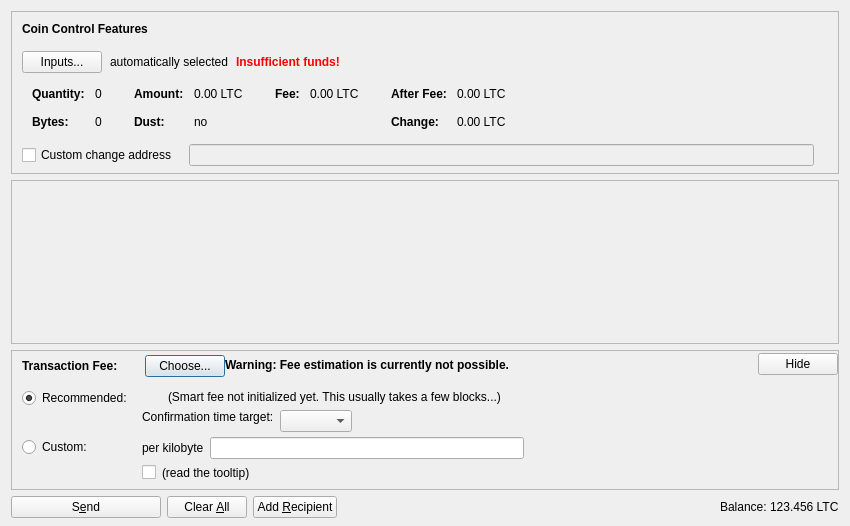
Qt form src/qt/forms/sendcoinsdialog.ui (Feliphegomez/dm-core-1.0.0) before a commit.
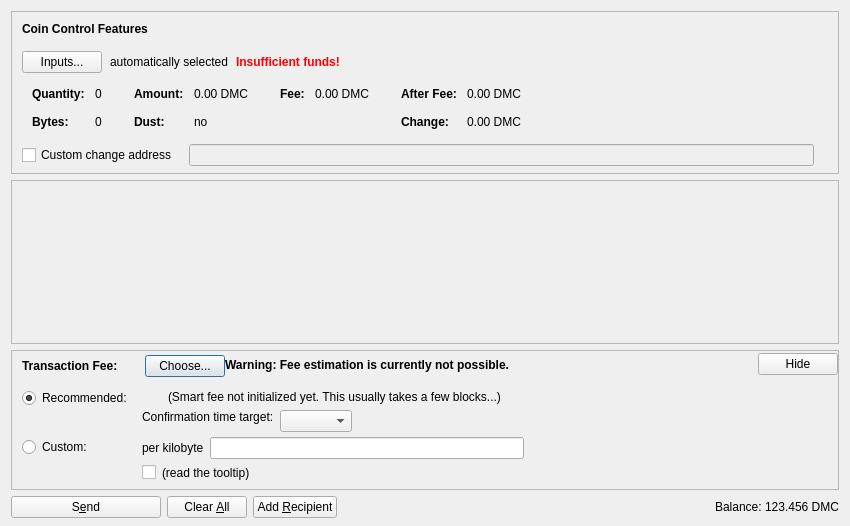
The same form after that commit. Icons and pictures are not drawn. Custom widgets are drawn as their Qt base class.

What changed in the file:
```diff
--- a/src/qt/forms/sendcoinsdialog.ui
+++ b/src/qt/forms/sendcoinsdialog.ui
@@ -324,7 +324,7 @@
                   <enum>Qt::ActionsContextMenu</enum>
                  </property>
                  <property name="text">
-                  <string notr="true">0.00 LTC</string>
+                  <string notr="true">0.00 DMC</string>
                  </property>
                  <property name="textInteractionFlags">
                   <set>Qt::LinksAccessibleByMouse|Qt::TextSelectableByKeyboard|Qt::TextSelectableByMouse</set>
@@ -404,7 +404,7 @@
                   <enum>Qt::ActionsContextMenu</enum>
                  </property>
                  <property name="text">
-                  <string notr="true">0.00 LTC</string>
+                  <string notr="true">0.00 DMC</string>
                  </property>
                  <property name="textInteractionFlags">
                   <set>Qt::LinksAccessibleByMouse|Qt::TextSelectableByKeyboard|Qt::TextSelectableByMouse</set>
@@ -455,7 +455,7 @@
                   <enum>Qt::ActionsContextMenu</enum>
                  </property>
                  <property name="text">
-                  <string notr="true">0.00 LTC</string>
+                  <string notr="true">0.00 DMC</string>
                  </property>
                  <property name="textInteractionFlags">
                   <set>Qt::LinksAccessibleByMouse|Qt::TextSelectableByKeyboard|Qt::TextSelectableByMouse</set>
@@ -484,7 +484,7 @@
                   <enum>Qt::ActionsContextMenu</enum>
                  </property>
                  <property name="text">
-                  <string notr="true">0.00 LTC</string>
+                  <string notr="true">0.00 DMC</string>
                  </property>
                  <property name="textInteractionFlags">
                   <set>Qt::LinksAccessibleByMouse|Qt::TextSelectableByKeyboard|Qt::TextSelectableByMouse</set>
@@ -1237,7 +1237,7 @@
           <cursorShape>IBeamCursor</cursorShape>
          </property>
          <property name="text">
-          <string notr="true">123.456 LTC</string>
+          <string notr="true">123.456 DMC</string>
          </property>
          <property name="textInteractionFlags">
           <set>Qt::LinksAccessibleByMouse|Qt::TextSelectableByKeyboard|Qt::TextSelectableByMouse</set>
```
Left out of the diff: 4 changed lines with no effect on the pictures.
